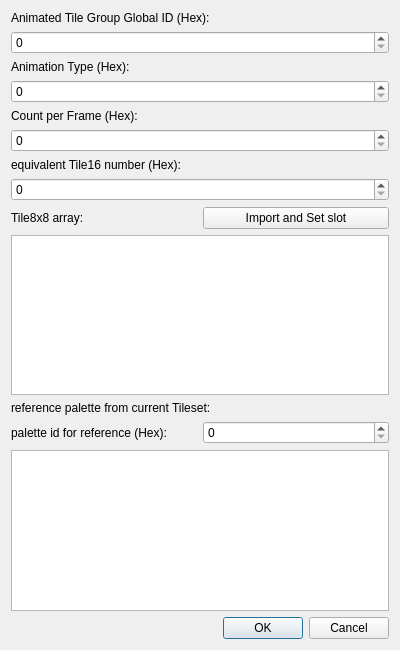
This is Dialog/AnimatedTileGroupEditorDialog.ui in wario-land/WL4Editor as Qt 5 draws it before an edit. The edited form follows.
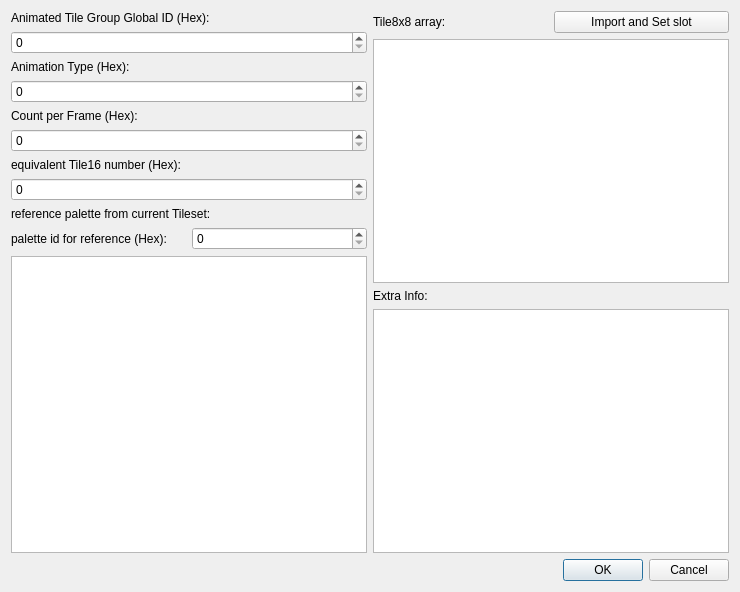
This is the edited form.

Commit message: Add Info Textbox for animated tile group editor

The edit to the form file:
```diff
--- a/Dialog/AnimatedTileGroupEditorDialog.ui
+++ b/Dialog/AnimatedTileGroupEditorDialog.ui
@@ -6,24 +6,32 @@
    <rect>
     <x>0</x>
     <y>0</y>
-    <width>400</width>
-    <height>650</height>
+    <width>740</width>
+    <height>592</height>
    </rect>
   </property>
   <property name="windowTitle">
    <string>Animated Tile Groups Editor</string>
   </property>
-  <layout class="QVBoxLayout" name="verticalLayout_2">
-   <item>
     <layout class="QVBoxLayout" name="verticalLayout">
      <item>
+    <layout class="QHBoxLayout" name="horizontalLayout_4">
+     <property name="topMargin">
+      <number>0</number>
+     </property>
+     <property name="rightMargin">
+      <number>0</number>
+     </property>
+     <item>
+      <layout class="QGridLayout" name="gridLayout_2">
+       <item row="0" column="0">
       <widget class="QLabel" name="label_GlobalAnimatedTileGroupID">
        <property name="text">
         <string>Animated Tile Group Global ID (Hex):</string>
        </property>
       </widget>
      </item>
-     <item>
+       <item row="1" column="0">
       <widget class="QSpinBox" name="spinBox_GlobalID">
        <property name="maximum">
         <number>269</number>
@@ -36,7 +44,7 @@
        </property>
       </widget>
      </item>
-     <item>
+       <item row="2" column="0">
       <layout class="QHBoxLayout" name="horizontalLayout">
        <item>
         <widget class="QLabel" name="label_TileAnimationType">
@@ -54,7 +62,7 @@
        </item>
       </layout>
      </item>
-     <item>
+       <item row="3" column="0">
       <widget class="QSpinBox" name="spinBox_AnimationType">
        <property name="maximum">
         <number>255</number>
@@ -64,14 +72,14 @@
        </property>
       </widget>
      </item>
-     <item>
+       <item row="4" column="0">
       <widget class="QLabel" name="label_CountPerFrame">
        <property name="text">
         <string>Count per Frame (Hex):</string>
        </property>
       </widget>
      </item>
-     <item>
+       <item row="5" column="0">
       <widget class="QSpinBox" name="spinBox_CountPerFrame">
        <property name="maximum">
         <number>255</number>
@@ -81,14 +89,14 @@
        </property>
       </widget>
      </item>
-     <item>
+       <item row="6" column="0">
       <widget class="QLabel" name="label_TIle16Num">
        <property name="text">
         <string>equivalent Tile16 number (Hex):</string>
        </property>
       </widget>
      </item>
-     <item>
+       <item row="7" column="0">
       <widget class="QSpinBox" name="spinBox_TIle16Num">
        <property name="maximum">
         <number>255</number>
@@ -98,38 +106,14 @@
        </property>
       </widget>
      </item>
-     <item>
-      <layout class="QHBoxLayout" name="horizontalLayout_2">
-       <property name="topMargin">
-        <number>0</number>
-       </property>
-       <item>
-        <widget class="QLabel" name="label_Tile8x8ArrayGraphic">
-         <property name="text">
-          <string>Tile8x8 array:</string>
-         </property>
-        </widget>
-       </item>
-       <item>
-        <widget class="QPushButton" name="pushButton_ImportAndSetSlot">
-         <property name="text">
-          <string>Import and Set slot</string>
-         </property>
-        </widget>
-       </item>
-      </layout>
-     </item>
-     <item>
-      <widget class="QGraphicsView" name="graphicsView_Tile8x8Array"/>
-     </item>
-     <item>
+       <item row="10" column="0">
       <widget class="QLabel" name="label_RefPalettes">
        <property name="text">
         <string>reference palette from current Tileset:</string>
        </property>
       </widget>
      </item>
-     <item>
+       <item row="11" column="0">
       <layout class="QHBoxLayout" name="horizontalLayout_3">
        <property name="topMargin">
         <number>0</number>
@@ -153,8 +137,51 @@
        </item>
       </layout>
      </item>
-     <item>
+       <item row="12" column="0">
       <widget class="QGraphicsView" name="graphicsView_RefPalettes"/>
+       </item>
+      </layout>
+     </item>
+     <item>
+      <layout class="QVBoxLayout" name="verticalLayout_2">
+       <property name="rightMargin">
+        <number>0</number>
+       </property>
+       <item>
+        <layout class="QHBoxLayout" name="horizontalLayout_2">
+         <property name="topMargin">
+          <number>0</number>
+         </property>
+         <item>
+          <widget class="QLabel" name="label_Tile8x8ArrayGraphic">
+           <property name="text">
+            <string>Tile8x8 array:</string>
+           </property>
+          </widget>
+         </item>
+         <item>
+          <widget class="QPushButton" name="pushButton_ImportAndSetSlot">
+           <property name="text">
+            <string>Import and Set slot</string>
+           </property>
+          </widget>
+         </item>
+        </layout>
+       </item>
+       <item>
+        <widget class="QGraphicsView" name="graphicsView_Tile8x8Array"/>
+       </item>
+       <item>
+        <widget class="QLabel" name="label_ExtraInfo">
+         <property name="text">
+          <string>Extra Info:</string>
+         </property>
+        </widget>
+       </item>
+       <item>
+        <widget class="QTextEdit" name="textEdit_ExtraInfo"/>
+       </item>
+      </layout>
      </item>
     </layout>
    </item>
```
Lines whose indentation alone changed are shown as unchanged. The commit also changes 1 other file.
